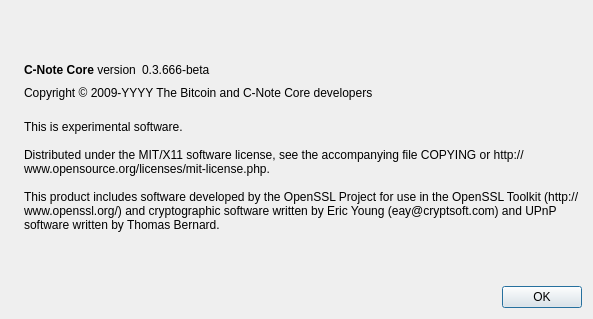
First picture: the form in src/qt/forms/aboutdialog.ui, repository cnote2017/C-Note-v2.1, before the edit.
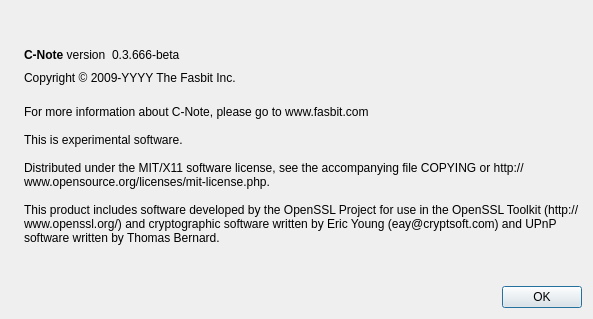
Second picture: the form after the edit. Icons and pictures are not drawn.

The edit to the form file:
```diff
--- a/src/qt/forms/aboutdialog.ui
+++ b/src/qt/forms/aboutdialog.ui
@@ -50,7 +50,7 @@
           <cursorShape>IBeamCursor</cursorShape>
          </property>
          <property name="text">
-          <string>&lt;b&gt;C-Note Core&lt;/b&gt; version</string>
+          <string>&lt;b&gt;C-Note&lt;/b&gt; version</string>
          </property>
          <property name="textInteractionFlags">
           <set>Qt::LinksAccessibleByMouse|Qt::TextSelectableByKeyboard|Qt::TextSelectableByMouse</set>
@@ -91,7 +91,7 @@
         <cursorShape>IBeamCursor</cursorShape>
        </property>
        <property name="text">
-        <string notr="true">Copyright &amp;copy; 2009-YYYY The Bitcoin and C-Note Core developers</string>
+        <string notr="true">Copyright &amp;copy; 2009-YYYY The Fasbit Inc.</string>
        </property>
        <property name="textFormat">
         <enum>Qt::RichText</enum>
@@ -108,6 +108,8 @@
        </property>
        <property name="text">
         <string>
+For more information about C-Note, please go to www.fasbit.com
+		
 This is experimental software.
 
 Distributed under the MIT/X11 software license, see the accompanying file COPYING or http://www.opensource.org/licenses/mit-license.php.
```
Left out of the diff: 2 changed lines with no effect on the pictures.
